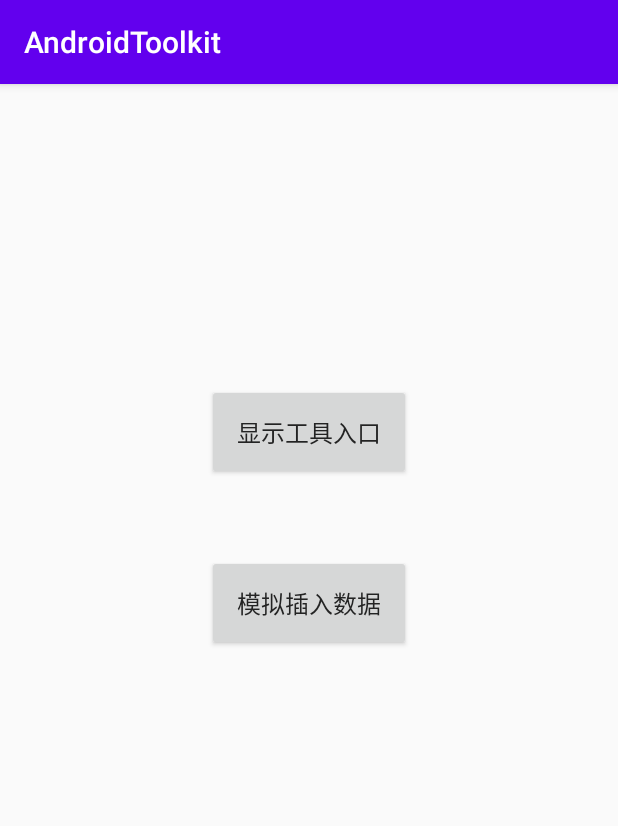
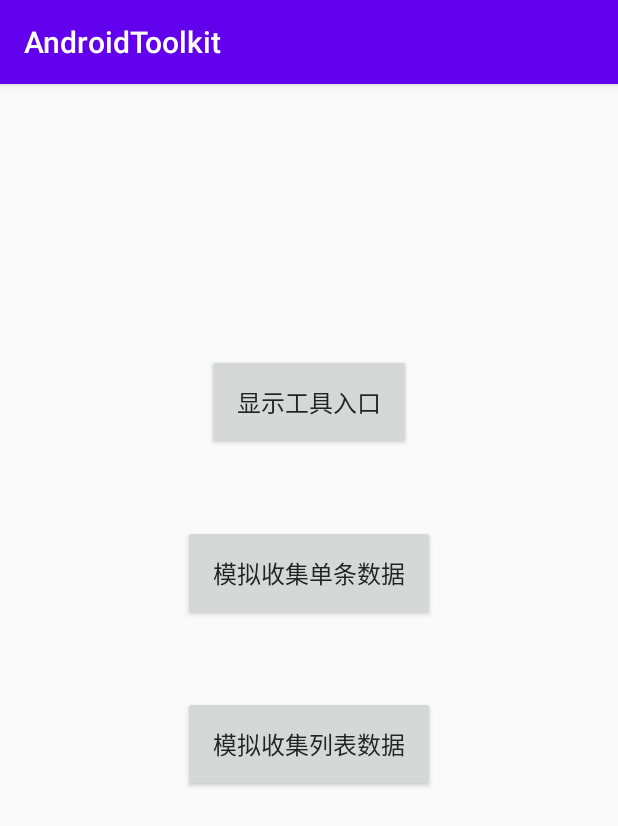
Before and after one commit to WeiLianYang/AndroidToolkit, an Android app: the screen it shows after launch (MainActivity), on a phone screen of 412 x 824 dp. Shown: the top 826 px of the screen. Run offline under Robolectric (Android 15) with nearby library versions, the phone set to English and light mode, and no system bars.

```diff
--- a/app/src/main/res/layout/activity_main.xml
+++ b/app/src/main/res/layout/activity_main.xml
@@ -9,7 +9,7 @@
     <Button
         android:id="@+id/button1"
         style="@style/tool_sp16"
-        android:layout_marginTop="200dp"
+        android:layout_marginTop="180dp"
         android:padding="20dp"
         android:text="显示工具入口"
         app:layout_constraintLeft_toLeftOf="parent"
@@ -22,10 +22,21 @@
         style="@style/tool_sp16"
         android:layout_marginTop="50dp"
         android:padding="20dp"
-        android:text="模拟插入数据"
+        android:text="模拟收集单条数据"
         app:layout_constraintLeft_toLeftOf="parent"
         app:layout_constraintRight_toRightOf="parent"
         app:layout_constraintTop_toBottomOf="@+id/button1"
         tools:ignore="HardcodedText" />
 
+    <Button
+        android:id="@+id/button3"
+        style="@style/tool_sp16"
+        android:layout_marginTop="50dp"
+        android:padding="20dp"
+        android:text="模拟收集列表数据"
+        app:layout_constraintLeft_toLeftOf="parent"
+        app:layout_constraintRight_toRightOf="parent"
+        app:layout_constraintTop_toBottomOf="@+id/button2"
+        tools:ignore="HardcodedText" />
+
 </androidx.constraintlayout.widget.ConstraintLayout>
--- a/toolkit/build.gradle
+++ b/toolkit/build.gradle
@@ -41,6 +41,10 @@ android {
         targetCompatibility JavaVersion.VERSION_1_8
     }
 
+    kotlinOptions {
+        jvmTarget = "1.8"
+    }
+
 }
 
 dependencies {
```
Also changed, not shown: app/build.gradle (+9 -0 lines), app/src/main/java/com/william/toolkit/MainActivity.kt (+22 -6 lines), toolkit/src/main/java/com/william/toolkit/manager/DataManager.kt (+32 -8 lines).
